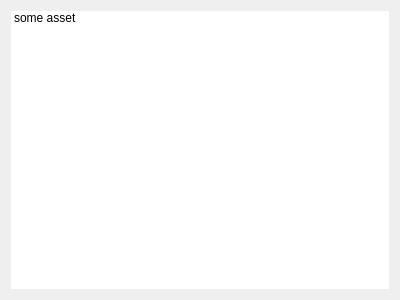
The window that ui/windows/assetBrowser/forms/assetIncomingView.ui (david-cattermole/qt-learning) describes before a commit, drawn with Qt 5.
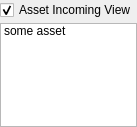
The same window after the commit.

Commit message: Changed UI sizes and orders (for user 'tab' presses). Removed 'type' filter combo box from file browser 'version selector'. Numerious UI changes to Asset Browser - overall shift of space used - tabs of asset details has been reorganised. Merged 'project / sequence / shot' combo boxes into a single widget for easier re-use.

```diff
--- a/ui/windows/assetBrowser/forms/assetIncomingView.ui
+++ b/ui/windows/assetBrowser/forms/assetIncomingView.ui
@@ -6,18 +6,40 @@
    <rect>
     <x>0</x>
     <y>0</y>
-    <width>400</width>
-    <height>300</height>
+    <width>122</width>
+    <height>127</height>
    </rect>
   </property>
   <property name="windowTitle">
    <string>Form</string>
   </property>
   <layout class="QVBoxLayout" name="verticalLayout">
+   <property name="spacing">
+    <number>3</number>
+   </property>
+   <property name="margin">
+    <number>0</number>
+   </property>
+   <item>
+    <widget class="QCheckBox" name="checkBox">
+     <property name="text">
+      <string>Asset Incoming View</string>
+     </property>
+     <property name="checked">
+      <bool>true</bool>
+     </property>
+    </widget>
+   </item>
    <item>
     <widget class="QListWidget" name="assetsListWidget">
+     <property name="sizePolicy">
+      <sizepolicy hsizetype="Preferred" vsizetype="Preferred">
+       <horstretch>0</horstretch>
+       <verstretch>0</verstretch>
+      </sizepolicy>
+     </property>
      <property name="frameShape">
-      <enum>QFrame::NoFrame</enum>
+      <enum>QFrame::StyledPanel</enum>
      </property>
      <item>
       <property name="text">
```
Left out of the diff: 19 changed lines with no effect on the pictures. The commit also changes 20 other files.
